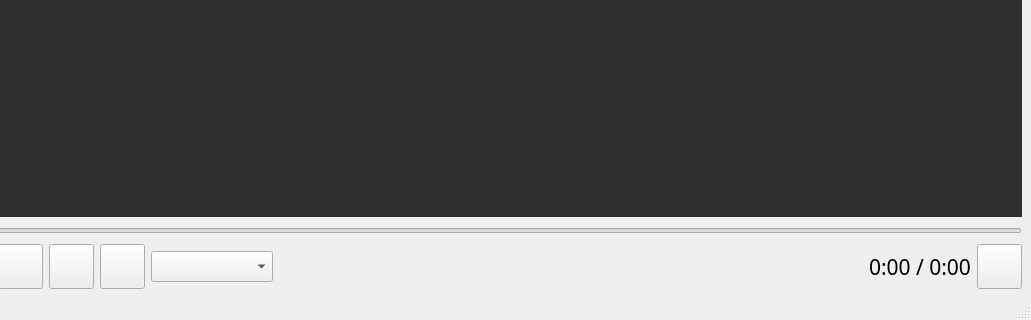
korhun/video_utils, file video_player.ui: the form before one commit; both pictures show x 119 to 1150 and y 524 to 844 of the 1150 by 844 pixel window.
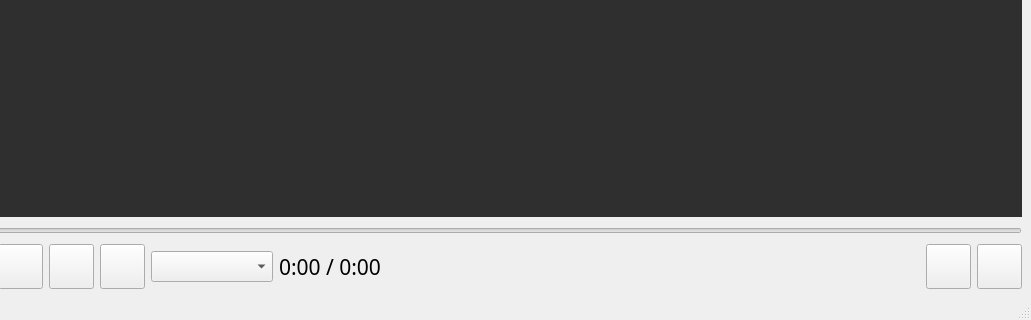
The form after the commit. Icons and pictures are not drawn.

The edit to the form file:
```diff
--- a/video_player.ui
+++ b/video_player.ui
@@ -247,22 +247,6 @@
     </item>
     <item row="2" column="6">
      <layout class="QGridLayout" name="gridLayout_2">
-      <item row="0" column="3">
-       <widget class="QLabel" name="video_time_label">
-        <property name="font">
-         <font>
-          <family>Cascadia Code</family>
-          <pointsize>16</pointsize>
-         </font>
-        </property>
-        <property name="text">
-         <string>0:00 / 0:00</string>
-        </property>
-        <property name="margin">
-         <number>8</number>
-        </property>
-       </widget>
-      </item>
       <item row="0" column="1">
        <widget class="QComboBox" name="comboBox_speed">
         <property name="minimumSize">
@@ -291,7 +275,7 @@
         </property>
        </widget>
       </item>
-      <item row="0" column="2">
+      <item row="0" column="3">
        <spacer name="horizontalSpacer">
         <property name="orientation">
          <enum>Qt::Horizontal</enum>
@@ -307,7 +291,7 @@
         </property>
        </spacer>
       </item>
-      <item row="0" column="4">
+      <item row="0" column="5">
        <widget class="QPushButton" name="pushButton_save">
         <property name="minimumSize">
          <size>
@@ -325,7 +309,7 @@
          <enum>Qt::NoFocus</enum>
         </property>
         <property name="toolTip">
-         <string>Save Current Image (CTRL+S)</string>
+         <string>Save Current Image (Ctrl+S)</string>
         </property>
         <property name="text">
          <string/>
@@ -344,6 +328,56 @@
         </property>
        </widget>
       </item>
+      <item row="0" column="2">
+       <widget class="QLabel" name="video_time_label">
+        <property name="font">
+         <font>
+          <family>Cascadia Code</family>
+          <pointsize>16</pointsize>
+         </font>
+        </property>
+        <property name="text">
+         <string>0:00 / 0:00</string>
+        </property>
+        <property name="margin">
+         <number>8</number>
+        </property>
+       </widget>
+      </item>
+      <item row="0" column="4">
+       <widget class="QPushButton" name="pushButton_output_dir">
+        <property name="minimumSize">
+         <size>
+          <width>45</width>
+          <height>45</height>
+         </size>
+        </property>
+        <property name="maximumSize">
+         <size>
+          <width>45</width>
+          <height>45</height>
+         </size>
+        </property>
+        <property name="focusPolicy">
+         <enum>Qt::NoFocus</enum>
+        </property>
+        <property name="toolTip">
+         <string>Output Dir (Ctrl+D)</string>
+        </property>
+        <property name="text">
+         <string/>
+        </property>
+        <property name="iconSize">
+         <size>
+          <width>30</width>
+          <height>30</height>
+         </size>
+        </property>
+        <property name="shortcut">
+         <string>Ctrl+D</string>
+        </property>
+       </widget>
+      </item>
      </layout>
     </item>
    </layout>
```
